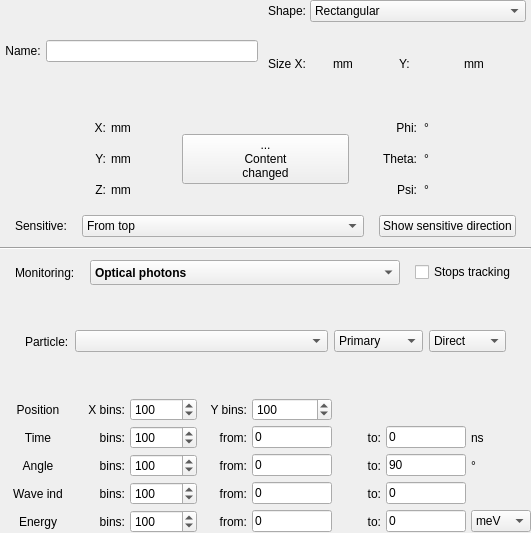
Qt form src/gui/DAWindowTools/amonitordelegateform.ui (andrmor/ANTS2) before a commit.
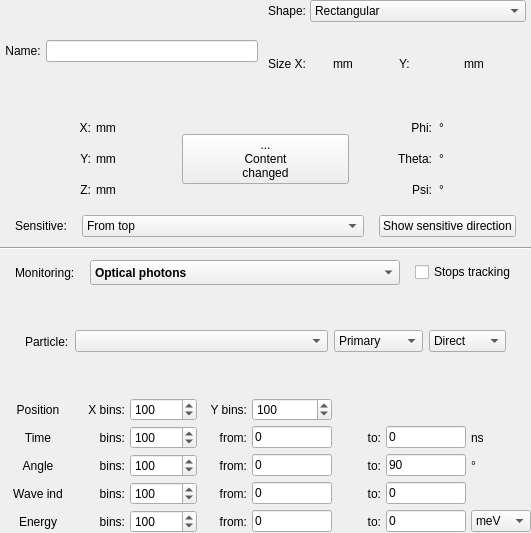
The same form after that commit.

The edit to the form file:
```diff
--- a/src/gui/DAWindowTools/amonitordelegateform.ui
+++ b/src/gui/DAWindowTools/amonitordelegateform.ui
@@ -172,7 +172,7 @@
         <number>1</number>
        </property>
        <property name="leftMargin">
-        <number>50</number>
+        <number>20</number>
        </property>
        <item>
         <layout class="QHBoxLayout" name="layX">
@@ -272,7 +272,7 @@
         <number>2</number>
        </property>
        <property name="rightMargin">
-        <number>50</number>
+        <number>20</number>
        </property>
        <item>
         <layout class="QVBoxLayout" name="verticalLayout_3">
```
